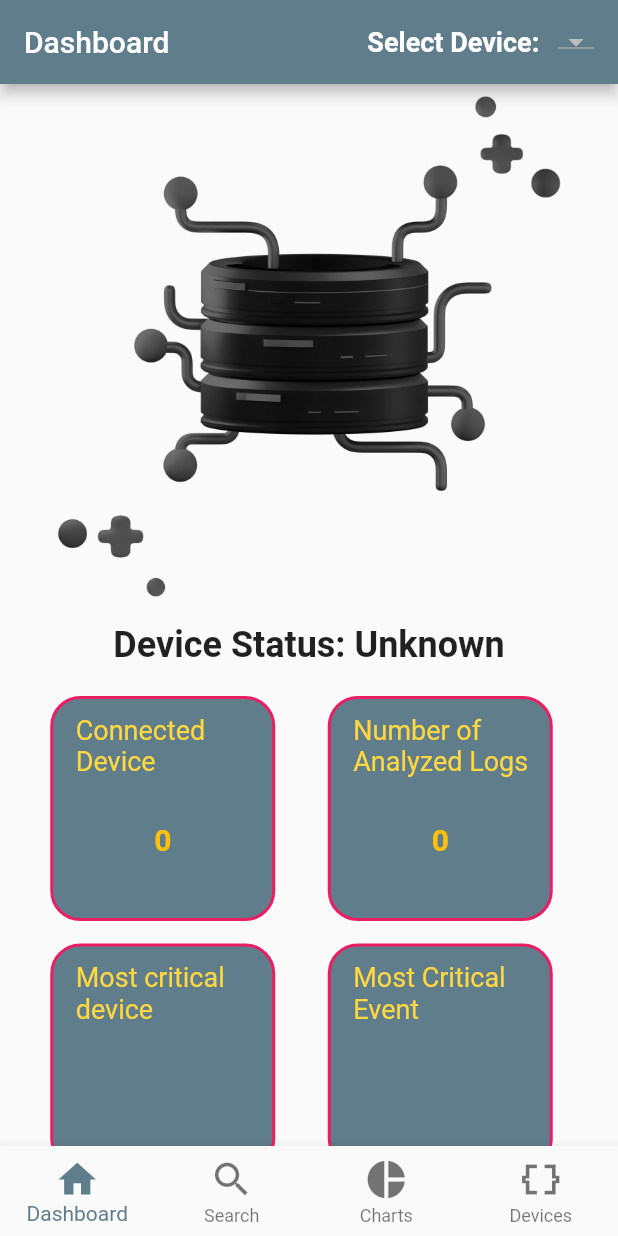
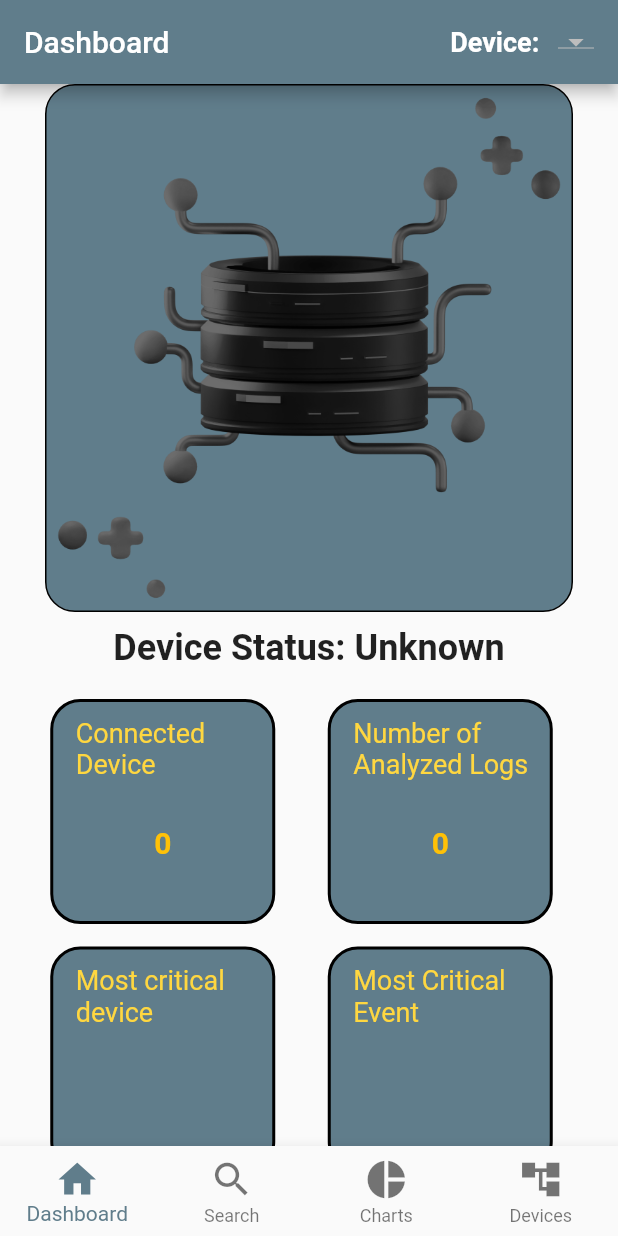
Before and after one commit to atknaltn/Event-Manager-Mobile-App, a Flutter app: the screen it shows after launch, on a phone screen of 412 x 824 dp. Run offline on Flutter 3.47's test engine with Material 2 defaults, Android fonts, the light colour scheme and no system bars; our stand-ins replace charts_flutter, fl_chart, pie_chart; missing offline and left inert: flutter_charts, mongo_dart.

Commit message:
last changes

```diff
--- a/lib/screens/bottom_navigate.dart
+++ b/lib/screens/bottom_navigate.dart
@@ -16,7 +16,7 @@ class _BottomNavigatorState extends State<BottomNavigator> {
   int _currIndex = 0;
   List<Widget> screens = [
     Dashboard(title: 'Dashboard'),
-    SearchPage(title: 'Search'),
+    SearchPage(title: 'Search Logs'),
     ChartsPage(title: 'Charts'),
     NodesPage(title: 'Devices'),
   ];
@@ -41,7 +41,7 @@ class _BottomNavigatorState extends State<BottomNavigator> {
                 label: 'Charts',
                 backgroundColor: Colors.blue),
             BottomNavigationBarItem(
-                icon: Icon(Icons.data_object_sharp),
+                icon: Icon(Icons.account_tree),
                 label: 'Devices',
                 backgroundColor: Colors.blue),
           ],
--- a/lib/screens/dashboard.dart
+++ b/lib/screens/dashboard.dart
@@ -16,7 +16,7 @@ class Dashboard extends StatefulWidget {
 }
 
 class _DashboardState extends State<Dashboard> {
-  String dropdownValue = '101.169.213';
+  String dropdownValue = '10.15.1.1';
   @override
   Widget build(BuildContext context) {
     return Scaffold(
@@ -29,7 +29,7 @@ class _DashboardState extends State<Dashboard> {
               mainAxisAlignment: MainAxisAlignment.center,
               children: <Widget>[
                 const Text(
-                  'Select Device: ',
+                  'Device: ',
                   style: TextStyle(fontSize: 18, fontWeight: FontWeight.bold),
                 ),
                 const SizedBox(width: 8),
@@ -103,10 +103,18 @@ class _DashboardState extends State<Dashboard> {
                           } else {
                             imagePath = 'assets/worsening.png';
                           }
-                          return Image(
-                            image: AssetImage(imagePath),
-                            height: 350,
-                            width: 350,
+                          return Container(
+                            decoration: BoxDecoration(
+                                color: Colors.blueGrey,
+                                borderRadius:
+                                    BorderRadius.all(Radius.circular(20)),
+                                border:
+                                    Border.all(width: 1, color: Colors.black)),
+                            child: Image(
+                              image: AssetImage(imagePath),
+                              height: 350,
+                              width: 350,
+                            ),
                           );
                         } else {
                           return const Center(
@@ -433,8 +441,8 @@ class _DashboardState extends State<Dashboard> {
     List<Map<String, dynamic>> selectedDeviceLogs =
         logs.where((log) => log['Ip'] == selectedDeviceIp).toList();
     num totalLogs = selectedDeviceLogs.length;
-    final num unhealthyThreshold = (totalLogs * 0.1);
-    final num stableThreshold = (totalLogs * 0.05);
+    final num unhealthyThreshold = (totalLogs * 0.9);
+    final num stableThreshold = (totalLogs * 0.005);
 
     num totalWeight = 0;
     for (final log in selectedDeviceLogs) {
@@ -442,7 +450,6 @@ class _DashboardState extends State<Dashboard> {
       final weight = weights[severity];
       totalWeight += weight!;
     }
-
     if (totalLogs == 0) {
       return 'Unknown';
     } else {
@@ -471,7 +478,7 @@ class TextBox extends StatelessWidget {
         decoration: BoxDecoration(
             borderRadius: BorderRadius.circular(20),
             color: Colors.blueGrey,
-            border: Border.all(width: 2, color: Colors.pink)),
+            border: Border.all(width: 2, color: Colors.black)),
         child: Column(
           children: <Widget>[
             const SizedBox(
--- a/lib/screens/nodes.dart
+++ b/lib/screens/nodes.dart
@@ -307,8 +307,8 @@ class _NodesPageState extends State<NodesPage> {
         logs.where((log) => log['Ip'] == selectedDeviceIp).toList();
     num totalLogs = selectedDeviceLogs.length;
     print("SAAAAAAAAA" + totalLogs.toString());
-    final num unhealthyThreshold = (totalLogs * 0.1);
-    final num stableThreshold = (totalLogs * 0.05);
+    final num unhealthyThreshold = (totalLogs * 0.9);
+    final num stableThreshold = (totalLogs * 0.005);
     num totalWeight = 0;
     for (final log in selectedDeviceLogs) {
       final severity = log["Severity"];
--- a/pubspec.yaml
+++ b/pubspec.yaml
@@ -42,6 +42,7 @@ dependencies:
   charts_flutter: ^0.12.0
   bar_chart: ^1.0.0+1
   fl_chart: ^0.55.2
+  transparent_image: ^2.0.0
 
 dev_dependencies:
   flutter_test:
```
Also changed, not shown: lib/screens/charts.dart (+11 -8 lines), pubspec.lock.
